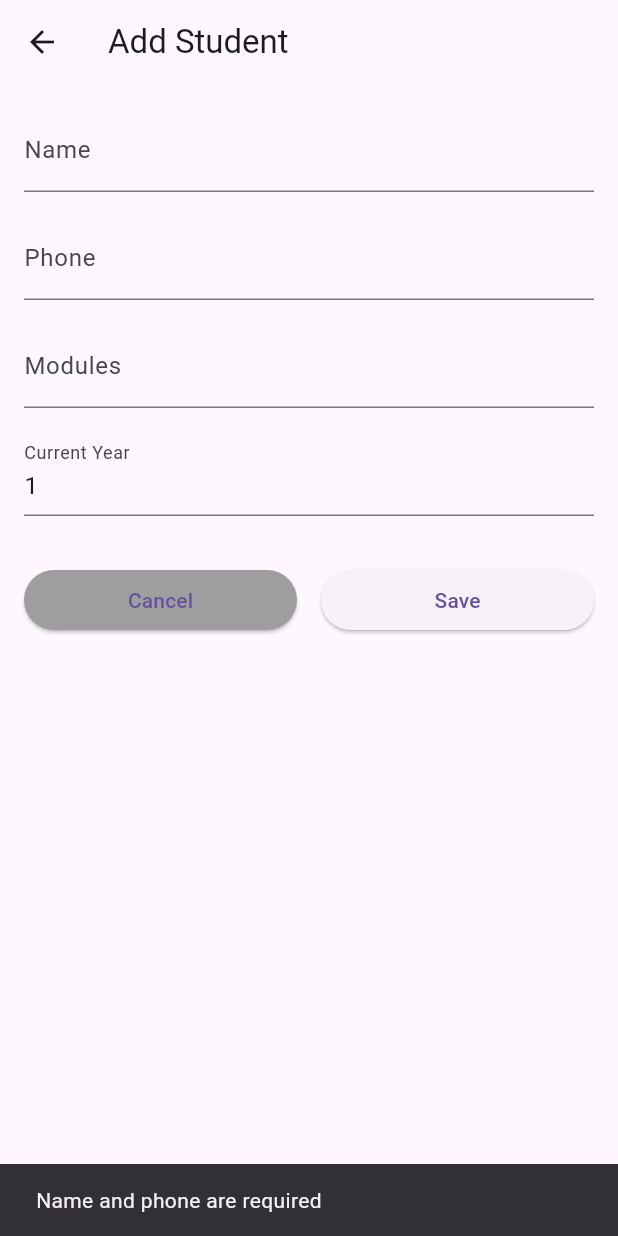
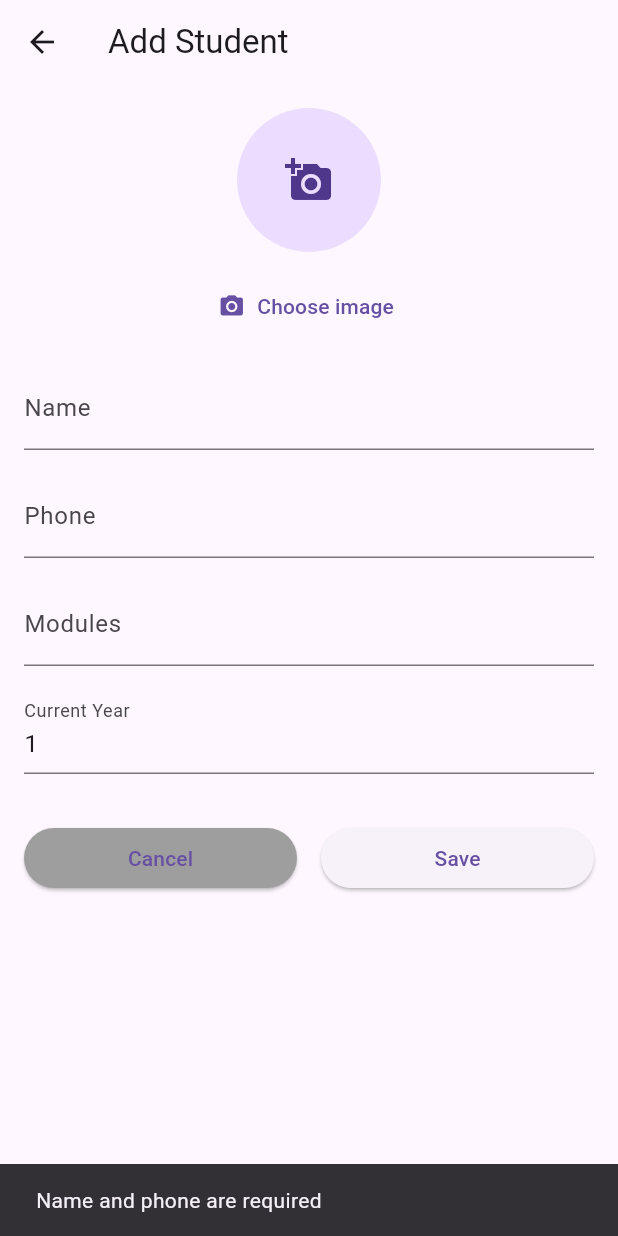
Before and after one commit to Itshepeleng/student_assistant_app, a Flutter app: the EditStudentPage screen opened by its route, after a tap on "Save", on a phone screen of 412 x 824 dp. Run offline on Flutter 3.47's test engine with Material 3 defaults, Android fonts, the phone set to English and light mode, and no system bars; our stand-ins replace image_picker, supabase_flutter; accounts and stored records are empty.

Commit message:
Add image picker support and update student edit UI

```diff
--- a/pubspec.yaml
+++ b/pubspec.yaml
@@ -32,6 +32,7 @@ dependencies:
     sdk: flutter
   provider: ^6.1.5+1
   supabase_flutter: ^2.12.4
+  image_picker: ^0.8.7+5
 
   # The following adds the Cupertino Icons font to your application.
   # Use with the CupertinoIcons class for iOS style icons.
--- a/student_assistant_app_/lib/views/edit_student_page.dart
+++ b/student_assistant_app_/lib/views/edit_student_page.dart
@@ -1,6 +1,10 @@
+import 'dart:io';
+
 import 'package:flutter/material.dart';
+import 'package:image_picker/image_picker.dart';
 import 'package:provider/provider.dart';
 import 'package:student_assistant_app_/models/student.dart';
+import 'package:student_assistant_app_/services/storage_service.dart';
 import 'package:student_assistant_app_/viewmodel/student_viewmodel.dart';
 import 'package:student_assistant_app_/routes/app_routes.dart';
 
@@ -18,6 +22,7 @@ class _EditStudentPageState extends State<EditStudentPage> {
   late TextEditingController phoneController;
   late TextEditingController moduleController;
   late TextEditingController yearController;
+  File? selectedImage;
 
   @override
   void initState() {
@@ -29,6 +34,7 @@ class _EditStudentPageState extends State<EditStudentPage> {
         TextEditingController(text: widget.student?.modules ?? '');
     yearController =
         TextEditingController(text: widget.student?.currentYear ?? '1');
+    selectedImage = null;
   }
 
   @override
@@ -50,6 +56,28 @@ class _EditStudentPageState extends State<EditStudentPage> {
         padding: const EdgeInsets.all(16.0),
         child: Column(
           children: [
+            GestureDetector(
+              onTap: () => _pickImage(context),
+              child: CircleAvatar(
+                radius: 48,
+                backgroundImage: selectedImage != null
+                    ? FileImage(selectedImage!)
+                    : (widget.student?.profilePictureUrl != null
+                        ? NetworkImage(widget.student!.profilePictureUrl!)
+                            as ImageProvider
+                        : null),
+                child: selectedImage == null && widget.student?.profilePictureUrl == null
+                    ? const Icon(Icons.add_a_photo, size: 32)
+                    : null,
+              ),
+            ),
+            const SizedBox(height: 12),
+            TextButton.icon(
+              onPressed: () => _pickImage(context),
+              icon: const Icon(Icons.photo_camera),
+              label: const Text('Choose image'),
+            ),
+            const SizedBox(height: 16),
             TextField(
               controller: nameController,
               decoration: const InputDecoration(labelText: 'Name'),
@@ -110,12 +138,54 @@ class _EditStudentPageState extends State<EditStudentPage> {
 
     if (widget.student == null) {
       // Create new student
-      studentVM.addStudent(name, phone);
+      studentVM.addStudent(name, phone, profileImage: selectedImage);
     } else {
       // Update existing student
-      studentVM.updateStudent(widget.student!.id, name, phone);
+      studentVM.updateStudent(
+        widget.student!.id,
+        name,
+        phone,
+        newProfileImage: selectedImage,
+      );
     }
 
     Navigator.pop(context);
   }
+
+  Future<void> _pickImage(BuildContext context) async {
+    final source = await showModalBottomSheet<ImageSource>(
+      context: context,
+      builder: (context) => SafeArea(
+        child: Column(
+          mainAxisSize: MainAxisSize.min,
+          children: [
+            ListTile(
+              leading: const Icon(Icons.photo_library),
+              title: const Text('Gallery'),
+              onTap: () => Navigator.pop(context, ImageSource.gallery),
+            ),
+            ListTile(
+              leading: const Icon(Icons.camera_alt),
+              title: const Text('Camera'),
+              onTap: () => Navigator.pop(context, ImageSource.camera),
+            ),
+          ],
+        ),
+      ),
+    );
+
+    if (source == null) return;
+
+    final image = await StorageService.pickImage(source);
+    if (image == null) {
+      ScaffoldMessenger.of(context).showSnackBar(
+        const SnackBar(content: Text('No image selected')),
+      );
+      return;
+    }
+
+    setState(() {
+      selectedImage = image;
+    });
+  }
 }
```
Also changed, not shown: pubspec.lock, student_assistant_app_/pubspec.lock, 7 other files.
